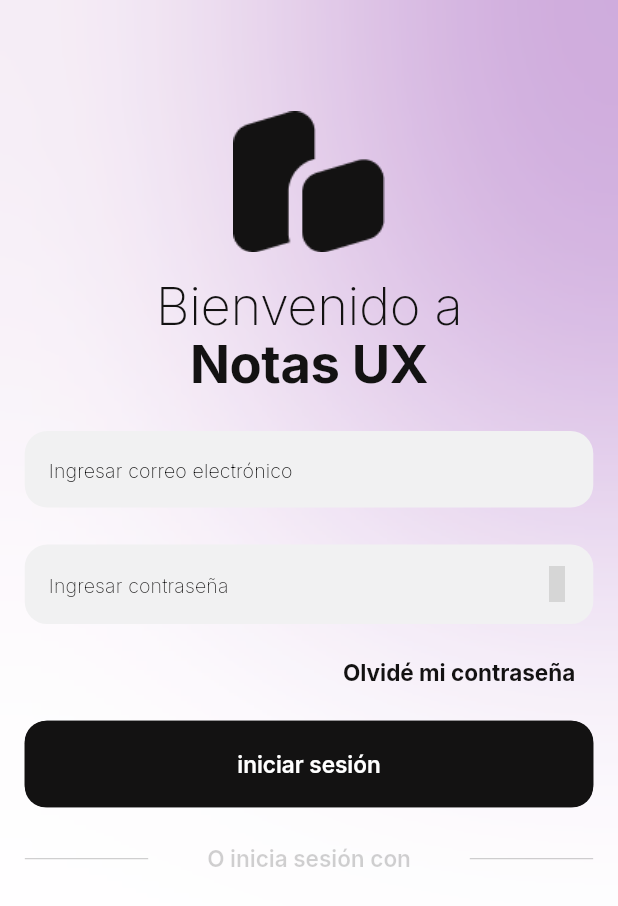
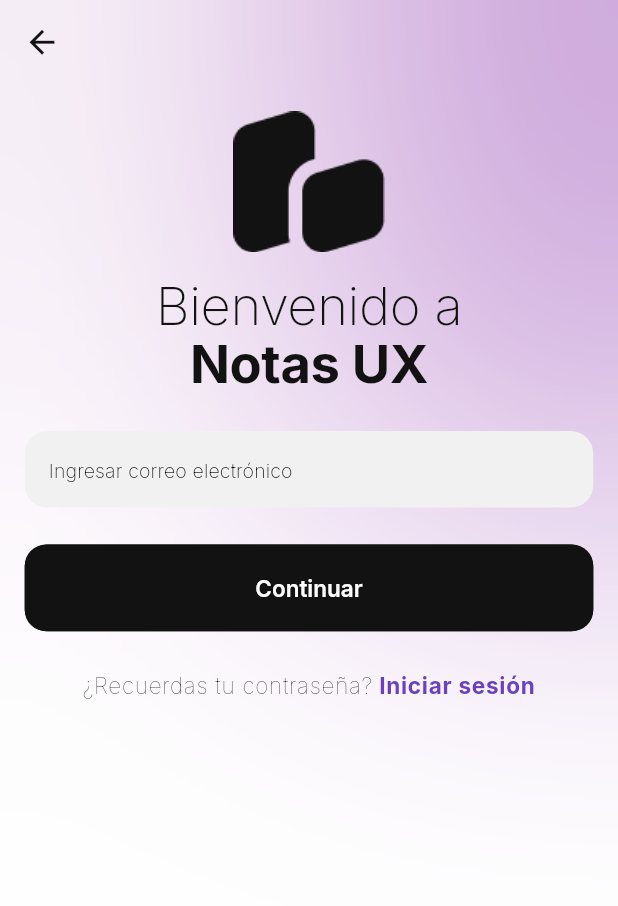
Before and after one commit to Jesus9991/notas-app, a Flutter app: the screen it shows after launch, after a tap on "Olvidé mi contraseña", on a phone screen of 412 x 824 dp. Shown: the top 906 px of the screen. Run offline on Flutter 3.47's test engine with Material 3 defaults, Android fonts, the phone set to English and light mode, and no system bars; our stand-ins replace google_fonts, icons_plus; grey boxes are pictures that could not be loaded.

Commit message:
Changes: ui, ux para pantallas de login, registro, y contreña

```diff
--- a/lib/controllers/exports/exports.dart
+++ b/lib/controllers/exports/exports.dart
@@ -12,3 +12,4 @@ export 'package:notas_app/controllers/theme/rounders_border.dart';
 export 'package:notas_app/controllers/theme/font_type_theme.dart';
 export 'package:notas_app/controllers/theme/palette_color_theme.dart';
 export 'package:notas_app/views/components/animated_fade_scale.dart';
+export 'package:notas_app/views/components/custom_button_componente.dart';
--- a/lib/controllers/exports/screens_exports.dart
+++ b/lib/controllers/exports/screens_exports.dart
@@ -1 +1,3 @@
+export 'package:notas_app/views/screens/auth/reset_password_auth_screen.dart';
+export 'package:notas_app/views/screens/auth/register_auth_screen.dart';
 export 'package:notas_app/views/screens/auth/login_auth_screen.dart';
--- a/lib/controllers/path/images_path.dart
+++ b/lib/controllers/path/images_path.dart
@@ -4,4 +4,5 @@ Images: path para manejar las url de las imagenes de forma dinamica y reuzables
 class ImagesPath {
   static String logoDark = 'assets/img/logoforDark.png';
   static String logoLight = 'assets/img/logoforLight.png';
+  static String googleLogo = 'assets/img/google.png';
 }
--- a/lib/controllers/routes/main_routes.dart
+++ b/lib/controllers/routes/main_routes.dart
@@ -8,11 +8,15 @@ manejo de rutas, de forma optmizada, en caso de usar solo se debe llamar la clas
 class MainRoutes {
   static const navBarRoute = '/nav_bar_route';
   static const loginScreenRoute = '/login_screen_route';
+  static const registerScreenRoute = '/register_screen_route';
+  static const resetPasswordScreenRoute = '/reset_screen_route';
 
   static Map<String, Widget Function(BuildContext)> routes = {
     /*-----RUTA INICIAL------*/
     // navBarRoute: (_) => const NavBarForsScreenWidgets(),
     //LOGGUEO
     loginScreenRoute: (_) => const LoginAuthScreen(),
+    registerScreenRoute: (_) => const RegisterAuthScreen(),
+    resetPasswordScreenRoute: (_) => const ResetPasswordAuthScreen(),
   };
 }
--- a/lib/views/components/logo_title_component.dart
+++ b/lib/views/components/logo_title_component.dart
@@ -1,3 +1,4 @@
+import 'package:flutter/gestures.dart';
 import 'package:flutter/material.dart';
 import 'package:notas_app/controllers/exports/exports.dart';
 
@@ -103,3 +104,104 @@ class LineRowComponent extends StatelessWidget {
     );
   }
 }
+
+class SocialNetworkComponent extends StatelessWidget {
+  final String icon;
+  final String title;
+  final bool isLoading;
+  final Function onTap;
+  const SocialNetworkComponent({
+    super.key,
+    required this.title,
+    required this.icon,
+    required this.onTap,
+    required this.isLoading,
+  });
+
+  @override
+  Widget build(BuildContext context) {
+    final size = MediaQuery.of(context).size;
+    /*entorno el brillo actual (modo oscuro o claro) */
+    Brightness brightness = MediaQuery.of(context).platformBrightness;
+    /*verifica si el modo es oscuro o claro */
+    bool isDarkMode = brightness == Brightness.dark;
+    return InkWell(
+      onTap: () => onTap(),
+      child: Container(
+        height: size.height * 0.07,
+        width: size.width * 0.18,
+        decoration: BoxDecoration(
+          borderRadius: BorderRadius.circular(14),
+          color: isDarkMode ? PaletteTheme.blackTwo : PaletteTheme.whiteTwo,
+        ),
+        child: Center(
+          child: isLoading
+              ? LoadingComponents()
+              : Row(
+                  crossAxisAlignment: CrossAxisAlignment.center,
+                  mainAxisAlignment: MainAxisAlignment.center,
+                  children: [
+                    SizedBox(
+                      height: size.height * .03,
+                      child: Image.asset(
+                        icon,
+                        fit: BoxFit.cover,
+                      ),
+                    ),
+                    SizedBox(width: size.width * .02),
+                    Text(
+                      title,
+                      textAlign: TextAlign.center,
+                      maxLines: 1,
+                      overflow: TextOverflow.ellipsis,
+                      style: Theme.of(context)
+                          .textTheme
+                          .labelLarge!
+                          .copyWith(fontWeight: FontWeight.w200),
+                    )
+                  ],
+                ),
+        ),
+      ),
+    );
+  }
+}
+
+/*
+richt text
+*/
+class LoginRichTextOnTap extends StatelessWidget {
+  final String title;
+  final String subtitle;
+  final Function onTap;
+  const LoginRichTextOnTap({
+    super.key,
+    required this.title,
+    required this.subtitle,
+    required this.onTap,
+  });
+
+  @override
+  Widget build(BuildContext context) {
+    return RichText(
+      textAlign: TextAlign.center,
+      maxLines: 2,
+      text: TextSpan(
+          text: title,
+          style: TextTheme.of(context)
+              .bodyLarge!
+              .copyWith(fontSize: 15, fontWeight: FontWeight.w100),
+          children: [
+            TextSpan(
+              recognizer: TapGestureRecognizer()..onTap = () => onTap(),
+              text: subtitle,
+              style: TextTheme.of(context).bodyLarge!.copyWith(
+                    fontSize: 15,
+                    fontWeight: FontWeight.bold,
+                    color: PaletteTheme.purple,
+                  ),
+            )
+          ]),
+    );
+  }
+}
--- a/lib/views/screens/auth/login_auth_screen.dart
+++ b/lib/views/screens/auth/login_auth_screen.dart
@@ -1,6 +1,5 @@
 import 'package:flutter/material.dart';
 import 'package:notas_app/controllers/exports/exports.dart';
-import 'package:notas_app/views/components/custom_button_componente.dart';
 
 /*
 pantalla para el inicio de sesion
@@ -44,7 +43,11 @@ class LoginAuthScreen extends StatelessWidget {
               alignment: Alignment.topRight,
               child: TextButton(
                 onPressed: () {
-                //Todo; debe navegar a la pantalla de olvide mi contraseña
+                  /*navega a olvide mi contraseña*/
+                  Navigator.pushNamed(
+                    context,
+                    MainRoutes.resetPasswordScreenRoute,
+                  );
                 },
                 child: Text(
                   'Olvidé mi contraseña',
@@ -57,19 +60,41 @@ class LoginAuthScreen extends StatelessWidget {
             SizedBox(height: size.height * .01),
             //boton para sesion
             CustomButton(
-            text: 'iniciar sesión',
+              text: 'Iniciar sesión',
               isLoading: false,
               onTap: () {
                 //Todo: debe iniciar la sesion del usuario
               },
             ),
             SizedBox(height: size.height * .03),
+            LineRowComponent(title: 'O inicia sesión con'),
+            SizedBox(height: size.height * .03),
+            //inicio de sesion con google
+            SocialNetworkComponent(
+              title: 'Inicia sesión con Google',
+              icon: ImagesPath.googleLogo,
+              isLoading: false,
+              onTap: () {
+                //Todo: debe iniciar sesion con Google
+              },
+            ),
+            //registrarse
+            SizedBox(height: size.height * .03),
 
-          //inicio de sesion con google
-          LineRowComponent(title: 'O inicia sesión con')
-          //registrarse
+            LoginRichTextOnTap(
+              title: '¿Aún no tienes una cuenta?',
+              subtitle: ' Registrarse',
+              onTap: () {
+                //Todo: debe llevar al registro
+                Navigator.pushNamed(
+                  context,
+                  MainRoutes.registerScreenRoute,
+                );
+              },
+            ),
           ],
         ),
-    ));
+      ),
+    );
   }
 }
--- /dev/null
+++ b/lib/views/screens/auth/reset_password_auth_screen.dart
@@ -0,0 +1,54 @@
+import 'package:flutter/material.dart';
+import 'package:notas_app/controllers/exports/exports.dart';
+
+/*
+PANTALLA Para solicitar cambio de contraseña
+*/
+class ResetPasswordAuthScreen extends StatelessWidget {
+  const ResetPasswordAuthScreen({super.key});
+
+  @override
+  Widget build(BuildContext context) {
+    final size = MediaQuery.of(context).size;
+    return GradientBackground(
+      child: ListView(
+        padding: EdgeInsets.symmetric(
+            horizontal: size.width * .04, vertical: size.height * .03),
+        physics: const BouncingScrollPhysics(),
+        keyboardDismissBehavior: ScrollViewKeyboardDismissBehavior.onDrag,
+        children: [
+          SizedBox(height: size.height * .06),
+          //logo
+          LogoTitleComponent(),
+          SizedBox(height: size.height * .03),
+
+          //inputs-correo
+          InputsComponents(
+            hintext: 'Ingresar correo electrónico',
+            textInputAction: TextInputAction.next,
+            keyboardType: TextInputType.emailAddress,
+            validator: (val) => ValidationInputs.email(val),
+            onChanged: (val) {},
+          ),
+
+          SizedBox(height: size.height * .03),
+          //boton para registrarse
+          CustomButton(
+            text: 'Continuar',
+            isLoading: false,
+            onTap: () {
+              //Todo: debe registrar al usuario
+            },
+          ),
+          SizedBox(height: size.height * .03),
+
+          LoginRichTextOnTap(
+            title: '¿Recuerdas tu contraseña?',
+            subtitle: ' Iniciar sesión',
+            onTap: () => Navigator.pop(context),
+          ),
+        ],
+      ),
+    );
+  }
+}
```
Also changed, not shown: lib/views/screens/auth/register_auth_screen.dart (added, +69 -0 lines), assets/img/google.png (added). Lines whose indentation alone changed are shown as unchanged.
